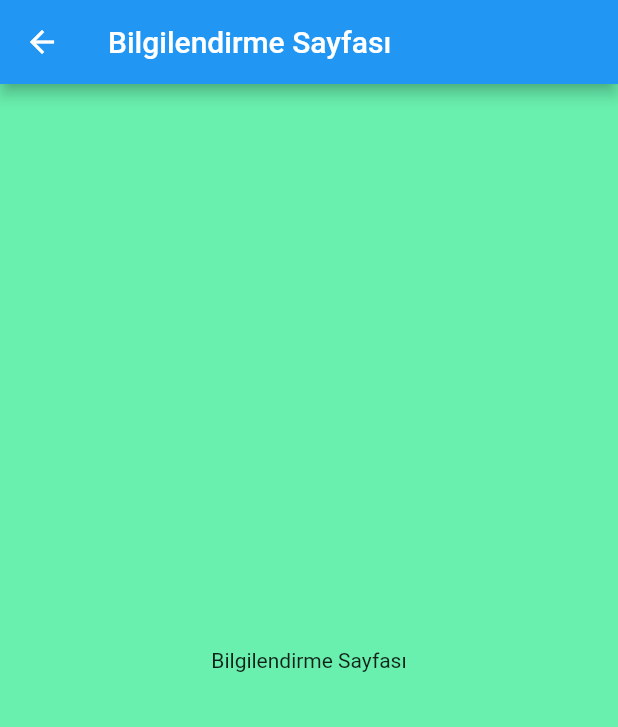
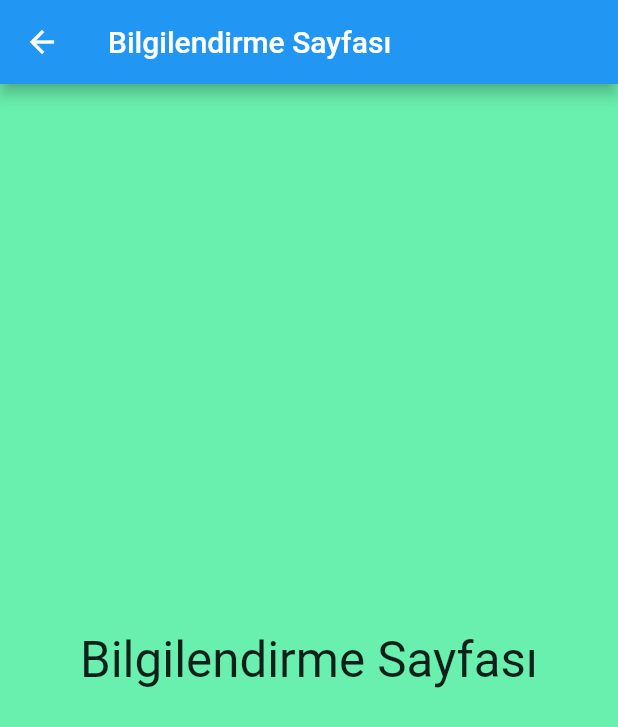
Before and after one commit to VedatBiner/flutter_udemy_01, a Flutter app: the BilgilendirmeSayfasi screen opened directly, on a phone screen of 412 x 824 dp. Shown: the top 727 px of the screen. Run offline on Flutter 3.47's test engine with Material 2 defaults, Android fonts, the phone set to English and light mode, and no system bars; our stand-ins replace fluttertoast, font_awesome_flutter, shared_preferences, sqflite; missing offline and left inert: torch_control; accounts and stored records are empty; project files that could hold a hidden picture were left out.

Commit message:
Animation-1

```diff
--- a/lib/pages/bilgilendirme.dart
+++ b/lib/pages/bilgilendirme.dart
@@ -12,9 +12,57 @@ class BilgilendirmeSayfasi extends StatelessWidget {
       body: Container(
         color: Colors.greenAccent,
         child: const Center(
-          child: Text("Bilgilendirme Sayfası"),
+          child: YaziHareket(),
         ),
       ),
     );
   }
 }
+
+class YaziHareket extends StatefulWidget {
+  const YaziHareket({Key? key}) : super(key: key);
+
+  @override
+  State<YaziHareket> createState() => _YaziHareketState();
+}
+
+class _YaziHareketState extends State<YaziHareket> with SingleTickerProviderStateMixin {
+  late AnimationController _controller;
+  late Animation<double> _animation;
+  int durum = 0;
+  @override
+  void initState() {
+    super.initState();
+    _controller = AnimationController(
+      duration: const Duration(seconds: 2),
+      vsync: this // vsync : ekran içindeki hareketleri takip ediyor.
+    );
+    _animation = CurvedAnimation(
+        parent: _controller,
+        curve: Curves.bounceInOut)
+          ..addListener(() => setState(() {}))
+          ..addStatusListener((durum){
+            debugPrint(durum.toString());
+          }
+        );
+    _controller.repeat();
+  }
+
+  @override
+  void dispose() {
+    _controller.dispose();
+    super.dispose();
+  }
+
+  @override
+  Widget build(BuildContext context) {
+    return Container(
+      child: Text(
+        "Bilgilendirme Sayfası",
+        style: TextStyle(
+          fontSize: 8 + _animation.value * 25,
+        ),
+      ),
+    );
+  }
+}
```
